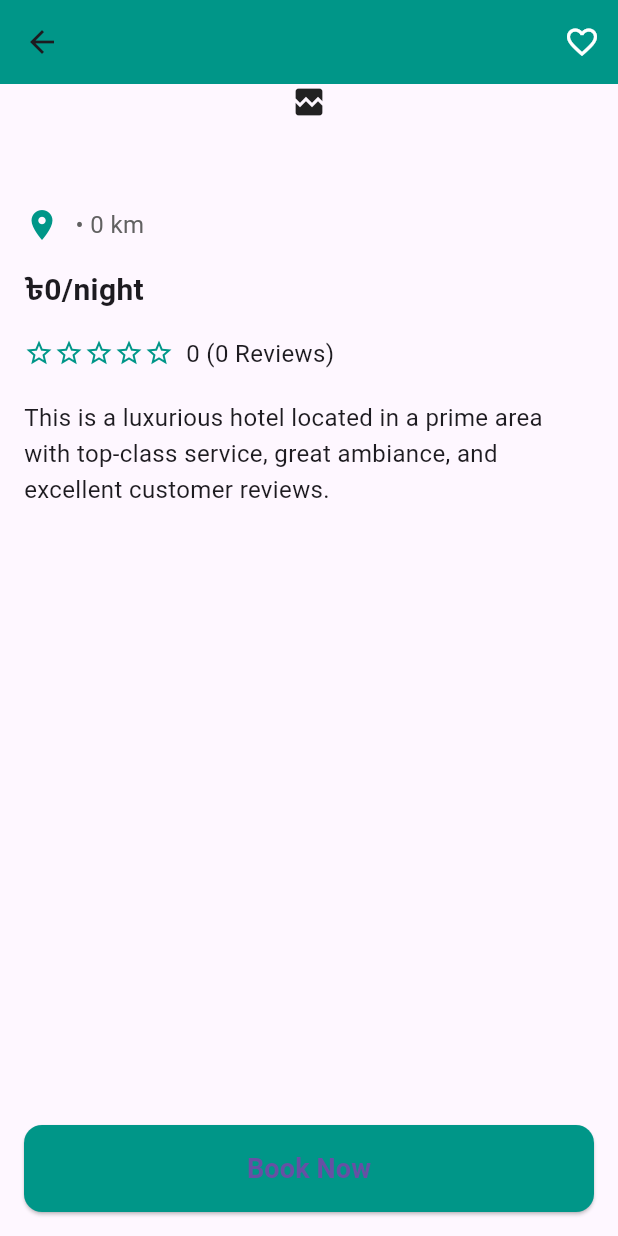
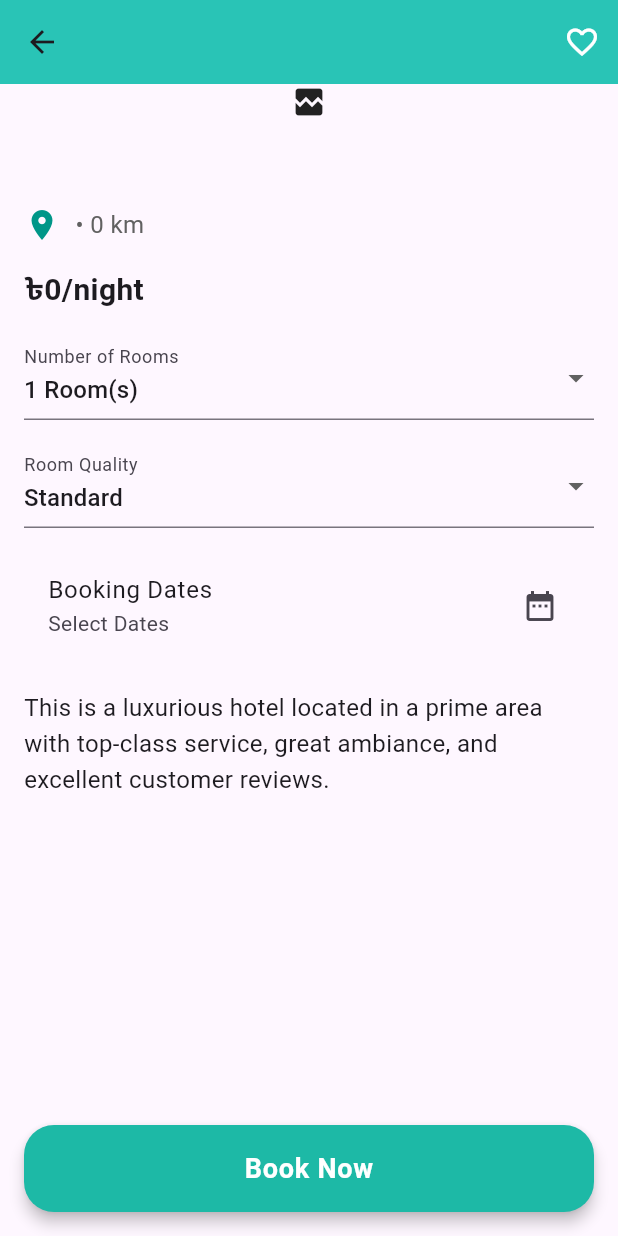
Before and after one commit to alifredowan79/Book-Now-Mobile-App, a Flutter app: the HotelDetailScreen screen opened directly with empty values, on a phone screen of 412 x 824 dp. Run offline on Flutter 3.47's test engine with Material 3 defaults, Android fonts, the phone set to English and light mode, and no system bars; our stand-ins replace firebase_auth, firebase_core, fluttertoast, font_awesome_flutter, google_maps_flutter; accounts and stored records are empty; network calls fail.

Commit message:
book screen

```diff
--- a/lib/hotel_booking/hotel_detail_screen.dart
+++ b/lib/hotel_booking/hotel_detail_screen.dart
@@ -1,4 +1,5 @@
 import 'package:flutter/material.dart';
+import 'package:intl/intl.dart';
 import 'booking_confirmation_screen.dart';
 
 class HotelDetailScreen extends StatefulWidget {
@@ -12,52 +13,64 @@ class HotelDetailScreen extends StatefulWidget {
 
 class _HotelDetailScreenState extends State<HotelDetailScreen> {
   bool isFavorite = false;
+  DateTime? checkInDate;
+  DateTime? checkOutDate;
+  int roomCount = 1;
+  String roomQuality = 'Standard';
+
+  final List<String> roomQualities = ['Standard', 'Deluxe', 'Executive', 'Suite'];
+
+  Future<void> _pickDateRange() async {
+    final now = DateTime.now();
+    final picked = await showDateRangePicker(
+      context: context,
+      firstDate: now,
+      lastDate: now.add(const Duration(days: 365)),
+    );
+    if (picked != null) {
+      setState(() {
+        checkInDate = picked.start;
+        checkOutDate = picked.end;
+      });
+    }
+  }
 
   @override
   Widget build(BuildContext context) {
     final hotel = widget.hotelData;
+    final dateText = (checkInDate != null && checkOutDate != null)
+        ? '${DateFormat('dd MMM').format(checkInDate!)} - ${DateFormat('dd MMM').format(checkOutDate!)}'
+        : 'Select Dates';
 
     return Scaffold(
       appBar: AppBar(
         title: Text(hotel.titleTxt ?? 'Hotel Details'),
-        backgroundColor: Colors.teal,
+        backgroundColor: const Color(0xFF29C4B6), // Updated Primary Color
         actions: [
           IconButton(
-            icon: Icon(
-              isFavorite ? Icons.favorite : Icons.favorite_border,
-              color: isFavorite ? Colors.red : Colors.white,
-            ),
-            onPressed: () {
-              setState(() {
-                isFavorite = !isFavorite;
-              });
-            },
+            icon: Icon(isFavorite ? Icons.favorite : Icons.favorite_border),
+            color: isFavorite ? Colors.red : Colors.white,
+            onPressed: () => setState(() => isFavorite = !isFavorite),
           )
         ],
       ),
-
       body: SingleChildScrollView(
         child: Column(
           children: [
-            // Hotel Image
             Image.network(
               hotel.imagePath ?? '',
               height: 250,
               width: double.infinity,
               fit: BoxFit.cover,
-              errorBuilder: (context, error, stackTrace) => Icon(Icons.broken_image),
+              errorBuilder: (context, error, stackTrace) => const Icon(Icons.broken_image),
             ),
             const SizedBox(height: 16),
-
             Padding(
               padding: const EdgeInsets.symmetric(horizontal: 16),
               child: Column(
                 crossAxisAlignment: CrossAxisAlignment.start,
                 children: [
-                  Text(
-                    hotel.titleTxt ?? '',
-                    style: const TextStyle(fontSize: 24, fontWeight: FontWeight.bold),
-                  ),
+                  Text(hotel.titleTxt ?? '', style: const TextStyle(fontSize: 24, fontWeight: FontWeight.bold)),
                   const SizedBox(height: 8),
                   Row(
                     children: [
@@ -72,39 +85,41 @@ class _HotelDetailScreenState extends State<HotelDetailScreen> {
                     ],
                   ),
                   const SizedBox(height: 16),
+                  Text("৳${hotel.perNight}/night", style: const TextStyle(fontSize: 20, fontWeight: FontWeight.w600)),
+                  const SizedBox(height: 16),
 
-                  Text(
-                    "৳${hotel.perNight}/night",
-                    style: const TextStyle(fontSize: 20, fontWeight: FontWeight.w600),
+                  //  Room Count Dropdown
+                  DropdownButtonFormField<int>(
+                    value: roomCount,
+                    items: List.generate(5, (i) => DropdownMenuItem(value: i + 1, child: Text('${i + 1} Room(s)'))),
+                    onChanged: (value) => setState(() => roomCount = value ?? 1),
+                    decoration: const InputDecoration(labelText: 'Number of Rooms'),
                   ),
                   const SizedBox(height: 16),
 
-                  // Rating
-                  Row(
-                    children: [
-                      ...List.generate(5, (index) {
-                        return Icon(
-                          index < (hotel.rating?.round() ?? 0)
-                              ? Icons.star
-                              : Icons.star_border,
-                          size: 20,
-                          color: Colors.teal,
-                        );
-                      }),
-                      const SizedBox(width: 8),
-                      Text(
-                        "${hotel.rating} (${hotel.reviews} Reviews)",
-                        style: const TextStyle(fontSize: 16),
-                      )
-                    ],
+                  // Room Quality Dropdown
+                  DropdownButtonFormField<String>(
+                    value: roomQuality,
+                    items: roomQualities.map((q) => DropdownMenuItem(value: q, child: Text(q))).toList(),
+                    onChanged: (value) => setState(() => roomQuality = value ?? 'Standard'),
+                    decoration: const InputDecoration(labelText: 'Room Quality'),
                   ),
+                  const SizedBox(height: 16),
+
+                  //  Date Range
+                  ListTile(
+                    title: const Text('Booking Dates'),
+                    subtitle: Text(dateText),
+                    trailing: const Icon(Icons.date_range),
+                    onTap: _pickDateRange,
+                  ),
+
                   const SizedBox(height: 20),
-
                   const Text(
                     "This is a luxurious hotel located in a prime area with top-class service, great ambiance, and excellent customer reviews.",
                     style: TextStyle(fontSize: 16, height: 1.5),
                   ),
-                  const SizedBox(height: 80), // Space for button
+                  const SizedBox(height: 100),
                 ],
               ),
             ),
@@ -112,28 +127,47 @@ class _HotelDetailScreenState extends State<HotelDetailScreen> {
         ),
       ),
 
-      // Book Now Button
       bottomNavigationBar: Container(
         padding: const EdgeInsets.all(16),
         child: ElevatedButton(
           style: ElevatedButton.styleFrom(
-            backgroundColor: Colors.teal,
+            backgroundColor: const Color(0xFF1DB9A6), // Deep teal for better contrast
+            foregroundColor: Colors.white, // Text color
+            elevation: 4,
             padding: const EdgeInsets.symmetric(vertical: 16),
             shape: RoundedRectangleBorder(
-              borderRadius: BorderRadius.circular(12),
+              borderRadius: BorderRadius.circular(20),
             ),
           ),
           onPressed: () {
+            if (checkInDate == null || checkOutDate == null) {
+              ScaffoldMessenger.of(context).showSnackBar(
+                const SnackBar(content: Text("Please select booking dates.")),
+              );
+              return;
+            }
+
+            final nights = checkOutDate!.difference(checkInDate!).inDays;
+            final price = (hotel.perNight ?? 0) * nights * roomCount;
+
             Navigator.push(
               context,
               MaterialPageRoute(
-                builder: (context) => BookingConfirmationScreen(),
+                builder: (context) => BookingConfirmationScreen(
+                  hotelName: hotel.titleTxt ?? '',
+                  dateRange: dateText,
+                  price: price,
+                ),
               ),
             );
           },
           child: const Text(
             "Book Now",
-            style: TextStyle(fontSize: 18, fontWeight: FontWeight.bold),
+            style: TextStyle(
+              fontSize: 18,
+              fontWeight: FontWeight.w600,
+              letterSpacing: 0.5,
+            ),
           ),
         ),
       ),
```
Also changed, not shown: lib/hotel_booking/booking_confirmation_screen.dart (+21 -4 lines).
